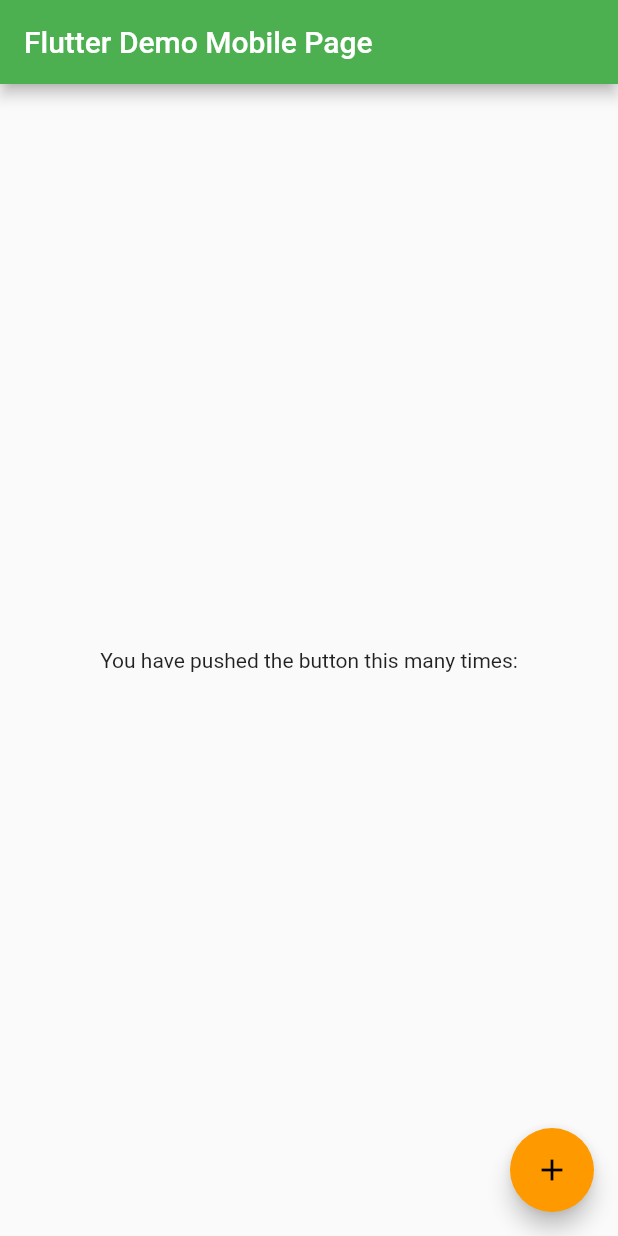
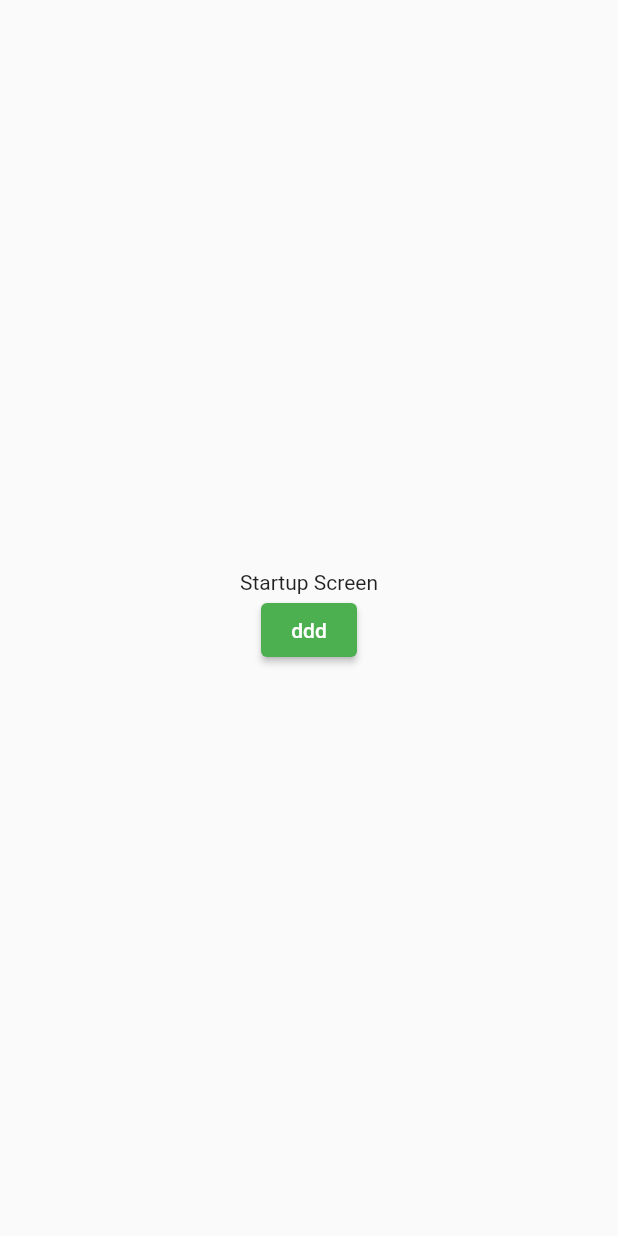
Before and after one commit to ebrahimmansur/flutter-amazon-clone, a Flutter app: the screen it shows after launch, on a phone screen of 412 x 824 dp. Run offline on Flutter 3.47's test engine with Material 2 defaults, Android fonts, the phone set to English and light mode, and no system bars; our stand-ins replace flutter_bloc.

Commit message:
✅ add: host runner

```diff
--- /dev/null
+++ b/amazon_clone_app/lib/app.host.runner.dart
@@ -0,0 +1,33 @@
+import 'package:amazon_clone_app/src/common/design.system/design.system.provider.dart';
+import 'package:amazon_clone_app/src/startup.screen.dart';
+import 'package:flutter/material.dart';
+
+abstract class AppHostRunner {
+  const AppHostRunner._();
+
+  static Future<void> run() async {
+    runApp(const HostWidget());
+  }
+}
+
+class HostWidget extends StatelessWidget {
+  static const String kTitle = "Amazon Clone";
+  const HostWidget({Key? key}) : super(key: key);
+
+  @override
+  Widget build(BuildContext context) {
+    return DesignSystemProvider(
+      builder: (BuildContext context, state) {
+        return MaterialApp(
+          title: kTitle,
+          onGenerateTitle: (context) => kTitle,
+          debugShowCheckedModeBanner: false,
+          theme: state.light,
+          darkTheme: state.dark,
+          themeMode: state.themeMode,
+          home: const StartupScreen(),
+        );
+      },
+    );
+  }
+}
--- a/amazon_clone_app/lib/main.dart
+++ b/amazon_clone_app/lib/main.dart
@@ -1,106 +1,3 @@
-import 'package:amazon_clone_app/src/common/design.system/design.system.cubit.dart';
-import 'package:amazon_clone_app/src/common/design.system/design.system.provider.dart';
-import 'package:amazon_clone_app/src/common/design.system/screen.builder.dart';
-import 'package:flutter/material.dart';
-import 'package:flutter_bloc/flutter_bloc.dart';
+import 'app.host.runner.dart';
 
-void main() {
-  runApp(const MyApp());
-}
-
-class MyApp extends StatelessWidget {
-  const MyApp({Key? key}) : super(key: key);
-
-  // This widget is the root of your application.
-  @override
-  Widget build(BuildContext context) {
-    return DesignSystemProvider(
-      builder: (context, state) {
-        final data = state.data;
-        return MaterialApp(
-          title: 'Flutter Demo',
-          theme: state.light,
-          darkTheme: state.dark,
-          themeMode: state.data.isDark ? ThemeMode.dark : ThemeMode.light,
-          home: const DesignSystemScreenBuilder(
-            mobile: MyHomePage(title: 'Flutter Demo Mobile Page'),
-            small: MyHomePage(title: 'Flutter Demo Small Page'),
-            tablet: MyHomePage(title: 'Flutter Demo Tablet Page'),
-          ),
-        );
-      },
-    );
-  }
-}
-
-class MyHomePage extends StatefulWidget {
-  const MyHomePage({Key? key, required this.title}) : super(key: key);
-
-  // This widget is the home page of your application. It is stateful, meaning
-  // that it has a State object (defined below) that contains fields that affect
-  // how it looks.
-
-  // This class is the configuration for the state. It holds the values (in this
-  // case the title) provided by the parent (in this case the App widget) and
-  // used by the build method of the State. Fields in a Widget subclass are
-  // always marked "final".
-
-  final String title;
-
-  @override
-  State<MyHomePage> createState() => _MyHomePageState();
-}
-
-class _MyHomePageState extends State<MyHomePage> {
-  Future<void> _incrementCounter() async {
-    await context.read<DesignSystemCubit>().loadTheme();
-  }
-
-  @override
-  Widget build(BuildContext context) {
-    // This method is rerun every time setState is called, for instance as done
-    // by the _incrementCounter method above.
-    //
-    // The Flutter framework has been optimized to make rerunning build methods
-    // fast, so that you can just rebuild anything that needs updating rather
-    // than having to individually change instances of widgets.
-    return Scaffold(
-      appBar: AppBar(
-        // Here we take the value from the MyHomePage object that was created by
-        // the App.build method, and use it to set our appbar title.
-        title: Text(widget.title),
-      ),
-      body: Center(
-        // Center is a layout widget. It takes a single child and positions it
-        // in the middle of the parent.
-        child: Column(
-          // Column is also a layout widget. It takes a list of children and
-          // arranges them vertically. By default, it sizes itself to fit its
-          // children horizontally, and tries to be as tall as its parent.
-          //
-          // Invoke "debug painting" (press "p" in the console, choose the
-          // "Toggle Debug Paint" action from the Flutter Inspector in Android
-          // Studio, or the "Toggle Debug Paint" command in Visual Studio Code)
-          // to see the wireframe for each widget.
-          //
-          // Column has various properties to control how it sizes itself and
-          // how it positions its children. Here we use mainAxisAlignment to
-          // center the children vertically; the main axis here is the vertical
-          // axis because Columns are vertical (the cross axis would be
-          // horizontal).
-          mainAxisAlignment: MainAxisAlignment.center,
-          children: <Widget>[
-            const Text(
-              'You have pushed the button this many times:',
-            ),
-          ],
-        ),
-      ),
-      floatingActionButton: FloatingActionButton(
-        onPressed: () => _incrementCounter(),
-        tooltip: 'Increment',
-        child: const Icon(Icons.add),
-      ), // This trailing comma makes auto-formatting nicer for build methods.
-    );
-  }
-}
+Future<void> main() async => AppHostRunner.run();
--- a/amazon_clone_app/lib/src/common/design.system/design.system.cubit.dart
+++ b/amazon_clone_app/lib/src/common/design.system/design.system.cubit.dart
@@ -41,10 +41,12 @@ class DesignSystemCubitState {
   final DesignThemesData data;
   final ThemeData? light;
   final ThemeData? dark;
+  final ThemeMode? themeMode;
   const DesignSystemCubitState._({
     required this.data,
     this.light,
     this.dark,
+    this.themeMode,
   });
 
   factory DesignSystemCubitState.light() {
@@ -54,10 +56,16 @@ class DesignSystemCubitState {
         primary: lightData.colorsSystem.premier,
         secondary: lightData.colorsSystem.secondary,
       ),
+      appBarTheme: const AppBarTheme().copyWith(
+          elevation: 0,
+          iconTheme: const IconThemeData(
+            color: Colors.black87,
+          )),
     );
     return DesignSystemCubitState._(
       data: lightData,
       light: lightTheme,
+      themeMode: ThemeMode.light,
     );
   }
 
@@ -68,10 +76,16 @@ class DesignSystemCubitState {
         secondary: darkData.colorsSystem.secondary,
         primary: darkData.colorsSystem.premier,
       ),
+      appBarTheme: const AppBarTheme().copyWith(
+          elevation: 0,
+          iconTheme: const IconThemeData(
+            color: Colors.white,
+          )),
     );
     return DesignSystemCubitState._(
       data: darkData,
       dark: darkTheme,
+      themeMode: ThemeMode.dark,
     );
   }
 }
--- /dev/null
+++ b/amazon_clone_app/lib/src/startup.screen.dart
@@ -0,0 +1,19 @@
+import 'package:flutter/material.dart';
+
+class StartupScreen extends StatelessWidget {
+  const StartupScreen({Key? key}) : super(key: key);
+
+  @override
+  Widget build(BuildContext context) {
+    return Scaffold(
+      body: Center(
+          child: Column(
+        mainAxisSize: MainAxisSize.min,
+        children: [
+          Text("Startup Screen"),
+          ElevatedButton(onPressed: () {}, child: Text("ddd")),
+        ],
+      )),
+    );
+  }
+}
```
Also changed, not shown: 1 other file.
